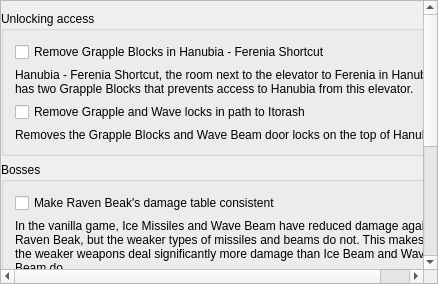
First picture: the form in randovania/gui/ui_files/preset_dread_patches.ui, repository randovania/randovania, before the edit.
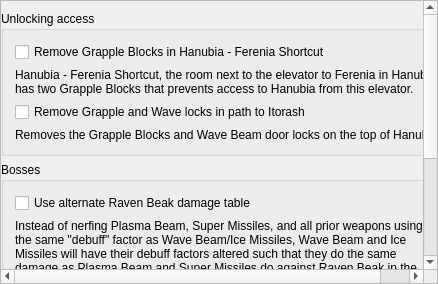
Second picture: the form after the edit.

Commit message: Changed option to have three choices (current, buffed final, and vanilla), with only the non-vanilla choices being available via the UI

```diff
--- a/randovania/gui/ui_files/preset_dread_patches.ui
+++ b/randovania/gui/ui_files/preset_dread_patches.ui
@@ -125,14 +125,14 @@
            <item>
             <widget class="QCheckBox" name="consistent_raven_beak_damage_table_check">
              <property name="text">
-              <string>Make Raven Beak's damage table consistent</string>
+              <string>Use alternate Raven Beak damage table</string>
              </property>
             </widget>
            </item>
            <item>
             <widget class="QLabel" name="consistent_raven_beak_damage_table_label">
              <property name="text">
-              <string>In the vanilla game, Ice Missiles and Wave Beam have reduced damage against Raven Beak, but the weaker types of missiles and beams do not. This makes the weaker weapons deal significantly more damage than Ice Beam and Wave Beam do.&#10;&#10;This option applies the same damage reduction to regular Missiles, Super Missiles, and all Beam types prior to Wave Beam, in addition to the damage reductions from the vanilla game.</string>
+              <string>Instead of nerfing Plasma Beam, Super Missiles, and all prior weapons using the same "debuff" factor as Wave Beam/Ice Missiles, Wave Beam and Ice Missiles will have their debuff factors altered such that they do the same damage as Plasma Beam and Super Missiles do against Raven Beak in the vanilla game.</string>
              </property>
              <property name="wordWrap">
               <bool>true</bool>
```
The commit also changes 6 other files.
